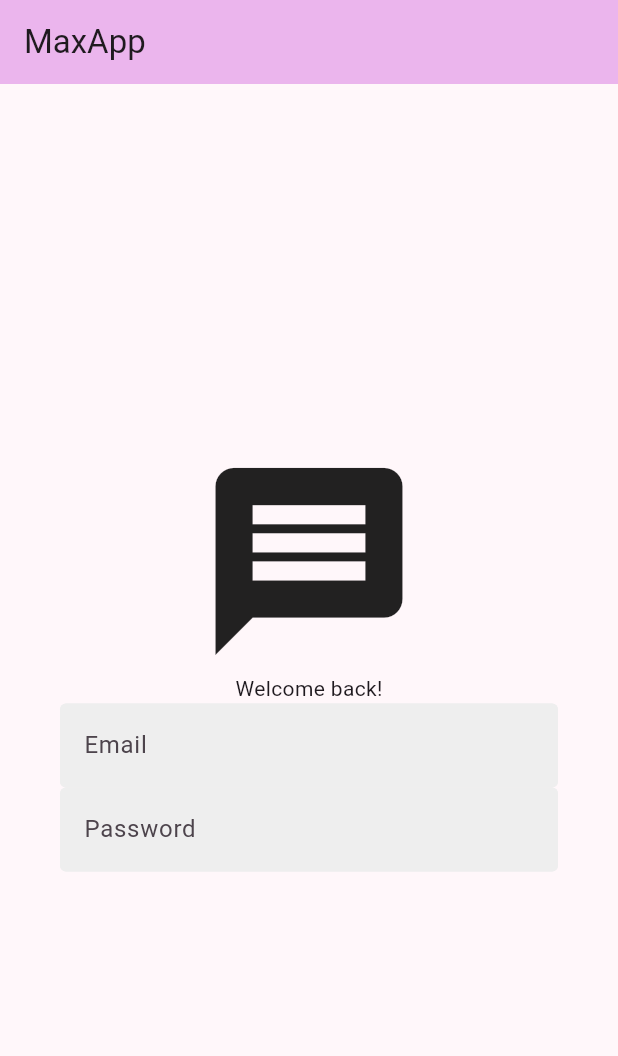
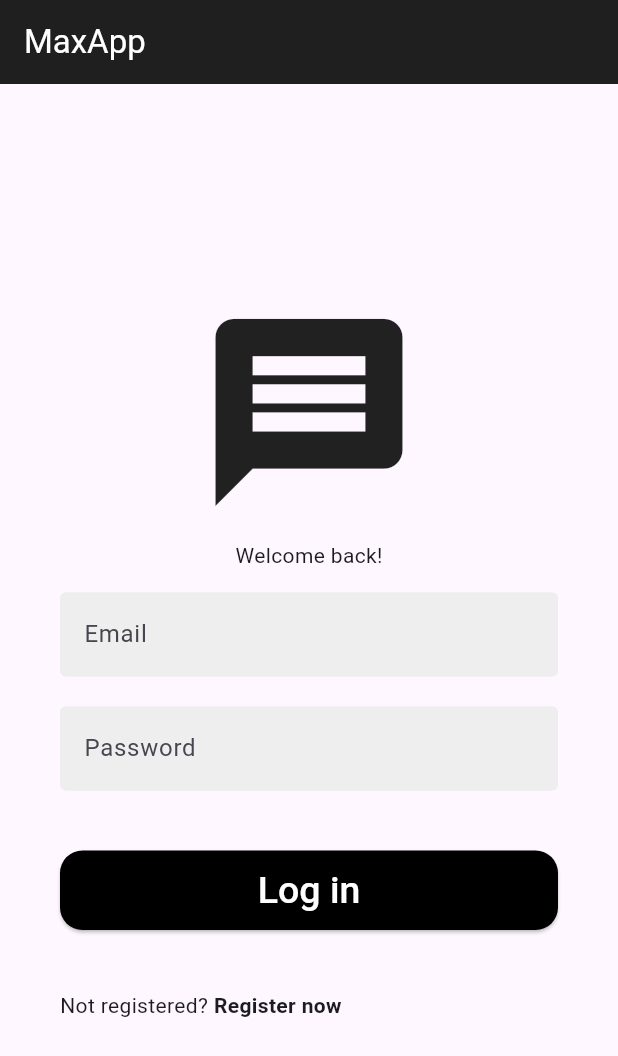
Before and after one commit to MaximilianoTapiaMonsalve/MaxApp, a Flutter app: the screen it shows after launch, on a phone screen of 412 x 824 dp. Shown: the top 1056 px of the screen. Run offline on Flutter 3.47's test engine with Material 3 defaults, Android fonts, the light colour scheme and no system bars; our stand-ins replace firebase_core; accounts and stored records are empty.

Commit message:
Login screen

```diff
--- a/lib/src/app.dart
+++ b/lib/src/app.dart
@@ -10,7 +10,6 @@ class MyApp extends StatelessWidget {
     return MaterialApp(
       title: 'MaxApp',
       theme: ThemeData(
-        colorScheme: ColorScheme.fromSeed(seedColor: Colors.purpleAccent),
         useMaterial3: true,
       ),
       home: const LoginScreen(title: 'MaxApp'),
--- a/lib/src/screens/auth/login_screen.dart
+++ b/lib/src/screens/auth/login_screen.dart
@@ -18,7 +18,8 @@ class _LoginScreenState extends State<LoginScreen> {
   Widget build(BuildContext context) {
     return Scaffold(
       appBar: AppBar(
-        backgroundColor: Theme.of(context).colorScheme.inversePrimary,
+        backgroundColor: Colors.black.withAlpha(223),
+        foregroundColor: Colors.white,
         title: Text(widget.title),
       ),
       body: SafeArea(
@@ -34,8 +35,12 @@ class _LoginScreenState extends State<LoginScreen> {
                   size: 150,
                 ),
 
+                const SizedBox(height: 10),
+
                 // welcome back
                 const Text("Welcome back!"),
+
+                const SizedBox(height: 15),
 
                 //Email texfield
                 LoginTextField(
@@ -44,12 +49,38 @@ class _LoginScreenState extends State<LoginScreen> {
                   obscureText: false,
                 ),
 
+                const SizedBox(height: 20),
+
                 //Password textfield
                 LoginTextField(
                   textEditingController: passwordController,
                   hintText: 'Password',
                   obscureText: true,
                 ),
+
+                const SizedBox(height: 40),
+
+                //Login Button
+                LoginButton(
+                  text: 'Log in',
+                  onPressed: () {
+                    //log in
+                  },
+                ),
+                const SizedBox(height: 40),
+                //Register
+                Row(
+                  children: [
+                    const Text("Not registered? "),
+                    GestureDetector(
+                      onTap: () {},
+                      child: const Text(
+                        "Register now",
+                        style: TextStyle(fontWeight: FontWeight.bold),
+                      ),
+                    )
+                  ],
+                )
               ],
             ),
           ),
--- /dev/null
+++ b/lib/src/widgets/auth/login_button.dart
@@ -0,0 +1,33 @@
+import 'package:flutter/material.dart';
+
+class LoginButton extends StatelessWidget {
+  final String text;
+  final void Function()? onPressed;
+  const LoginButton({
+    super.key,
+    required this.text,
+    this.onPressed,
+  });
+
+  @override
+  Widget build(BuildContext context) {
+    return SizedBox(
+      width: double.infinity,
+      child: ElevatedButton(
+        onPressed: onPressed,
+        style: ElevatedButton.styleFrom(
+          textStyle: const TextStyle(fontSize: 25, fontWeight: FontWeight.w500),
+          foregroundColor: Colors.white,
+          backgroundColor: Colors.black,
+          shape: RoundedRectangleBorder(
+            borderRadius: BorderRadius.circular(15),
+          ),
+        ),
+        child: Padding(
+          padding: const EdgeInsets.symmetric(vertical: 12),
+          child: Text(text),
+        ),
+      ),
+    );
+  }
+}
--- a/lib/src/widgets/widgets.dart
+++ b/lib/src/widgets/widgets.dart
@@ -1 +1,2 @@
 export 'package:maxapp/src/widgets/auth/login_textfields.dart';
+export 'package:maxapp/src/widgets/auth/login_button.dart';
```
